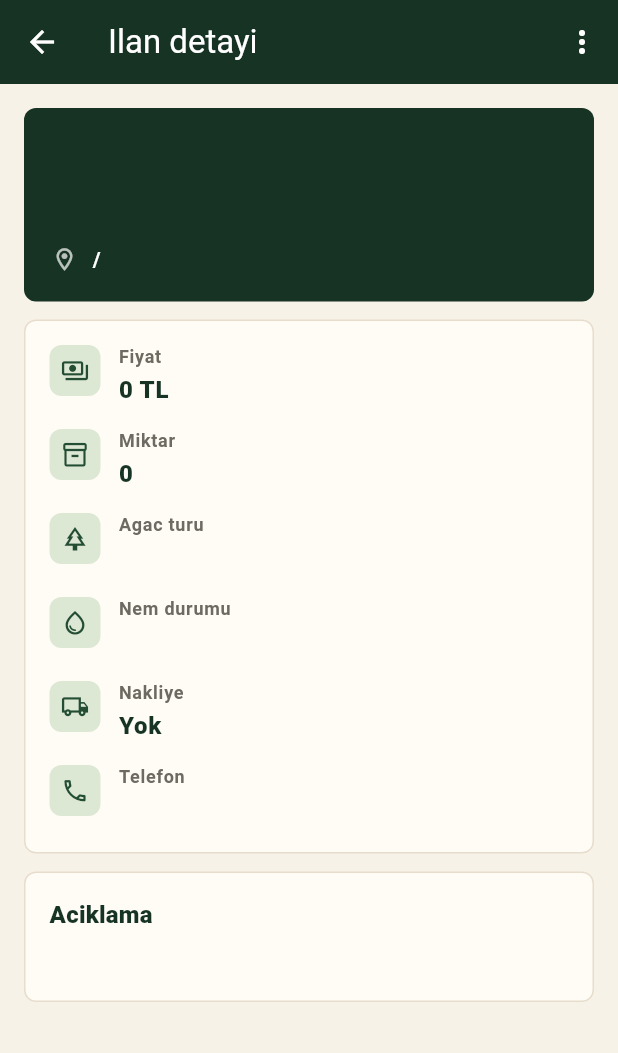
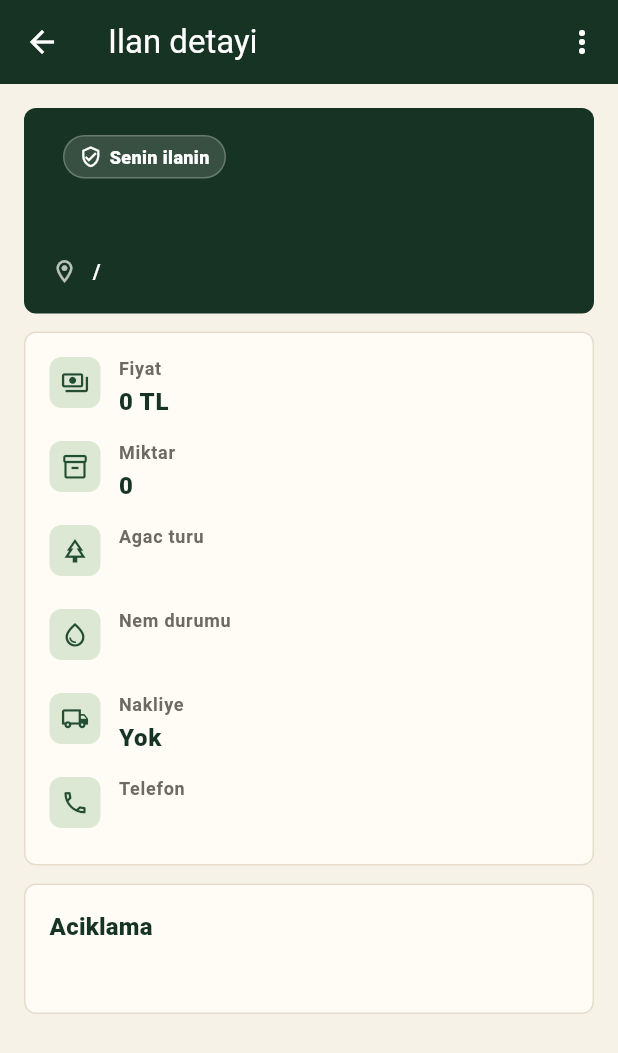
Before and after one commit to EbranurOzbalik/orman-pazar, a Flutter app: the ListingDetailScreen screen opened directly with empty values, on a phone screen of 412 x 824 dp. Shown: the top 1053 px of the screen. Run offline on Flutter 3.47's test engine with Material 3 defaults, Android fonts, the phone set to English and light mode, and no system bars; our stand-ins replace cloud_firestore, firebase_auth, firebase_core; accounts and stored records are empty.

Commit message:
Polish day 5 listing forms

```diff
--- a/lib/screens/listing_detail_screen.dart
+++ b/lib/screens/listing_detail_screen.dart
@@ -127,12 +127,52 @@ class ListingDetailScreen extends StatelessWidget {
             child: Column(
               crossAxisAlignment: CrossAxisAlignment.start,
               children: [
+                Wrap(
+                  spacing: 8,
+                  runSpacing: 8,
+                  crossAxisAlignment: WrapCrossAlignment.center,
+                  children: [
                     Text(
                       listing.category,
                       style: Theme.of(context).textTheme.labelLarge?.copyWith(
                         color: AppConstants.amber,
                         fontWeight: FontWeight.w800,
                       ),
+                    ),
+                    if (isOwner)
+                      Container(
+                        padding: const EdgeInsets.symmetric(
+                          horizontal: 10,
+                          vertical: 5,
+                        ),
+                        decoration: BoxDecoration(
+                          color: Colors.white.withValues(alpha: 0.14),
+                          borderRadius: BorderRadius.circular(20),
+                          border: Border.all(
+                            color: Colors.white.withValues(alpha: 0.24),
+                          ),
+                        ),
+                        child: const Row(
+                          mainAxisSize: MainAxisSize.min,
+                          children: [
+                            Icon(
+                              Icons.verified_user_outlined,
+                              color: Colors.white,
+                              size: 15,
+                            ),
+                            SizedBox(width: 5),
+                            Text(
+                              'Senin ilanin',
+                              style: TextStyle(
+                                color: Colors.white,
+                                fontSize: 12,
+                                fontWeight: FontWeight.w800,
+                              ),
+                            ),
+                          ],
+                        ),
+                      ),
+                  ],
                 ),
                 const SizedBox(height: 8),
                 Text(
```
Also changed, not shown: lib/screens/add_listing_screen.dart (+61 -5 lines), lib/screens/edit_listing_screen.dart (+61 -5 lines). Lines whose indentation alone changed are shown as unchanged.
